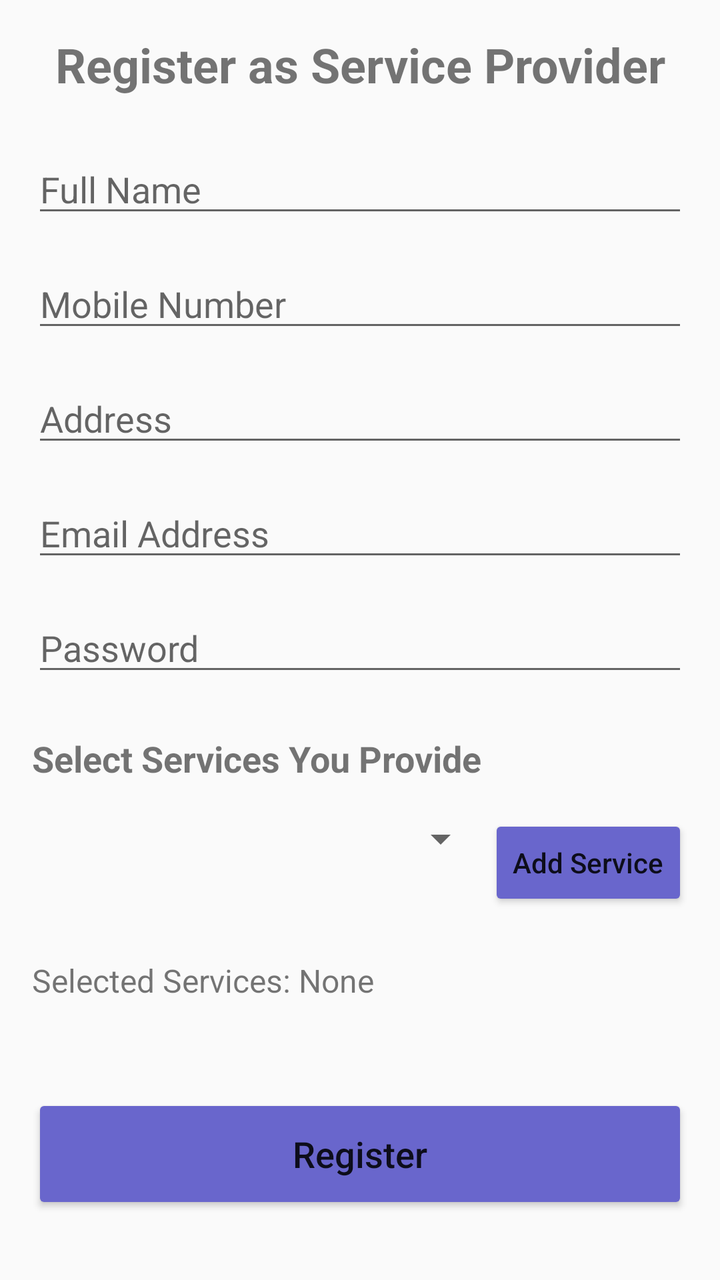
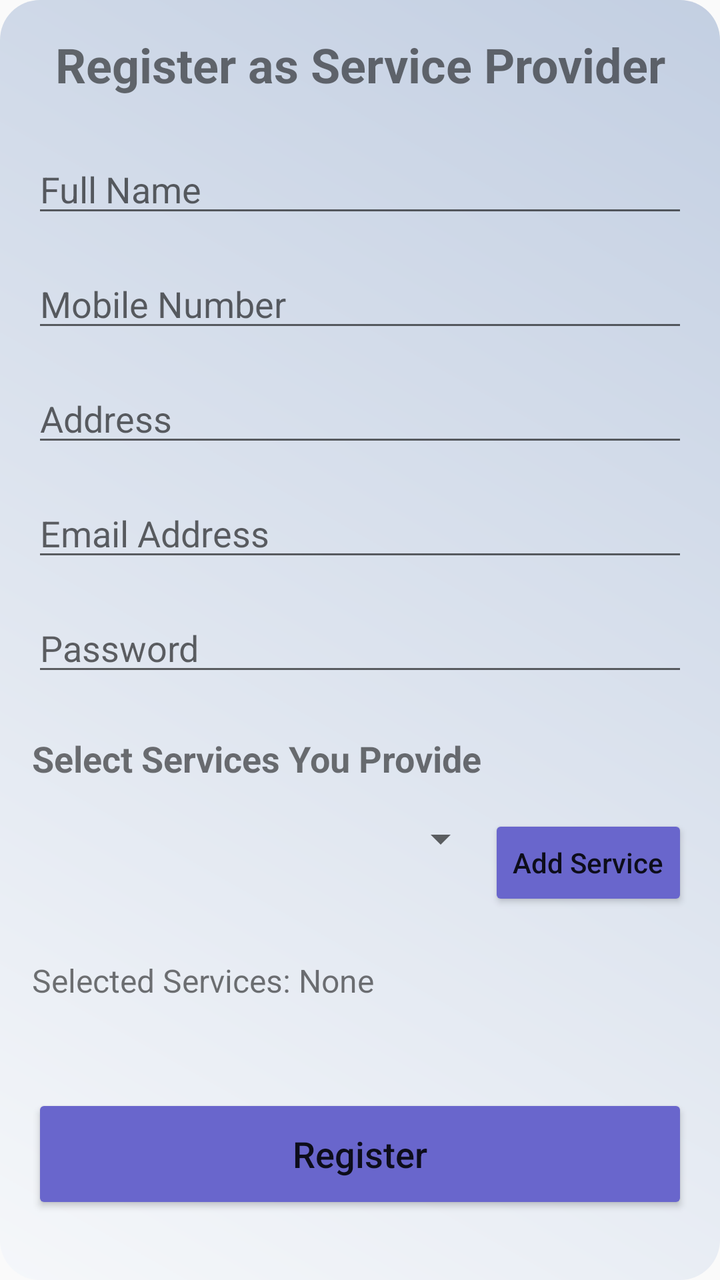

Two renders of the same Android screen: before a commit and after it. Below are the layout's source before the change and the commit's diff.
<!-- AndroidManifest.xml: application theme AppTheme -->
<!-- res/layout/activity_registration.xml -->
<?xml version="1.0" encoding="utf-8"?>
<ScrollView xmlns:android="http://schemas.android.com/apk/res/android"
    xmlns:app="http://schemas.android.com/apk/res-auto"
    xmlns:tools="http://schemas.android.com/tools"
    android:layout_width="match_parent"
    android:layout_height="match_parent"
    tools:context=".RegistrationActivity">

    <LinearLayout
        android:layout_width="match_parent"
        android:layout_height="wrap_content"
        android:orientation="vertical"
        android:padding="16dp">

        <TextView
            android:id="@+id/textViewUserType"
            android:layout_width="match_parent"
            android:layout_height="wrap_content"
            android:gravity="center"
            android:text="Register as Service Provider"
            android:textSize="24sp"
            android:textStyle="bold"
            android:layout_marginBottom="24dp" />

        <EditText
            android:id="@+id/editTextName"
            android:layout_width="match_parent"
            android:layout_height="wrap_content"
            android:layout_marginBottom="16dp"
            android:hint="Full Name"
            android:inputType="textPersonName" />

        <EditText
            android:id="@+id/editTextMobile"
            android:layout_width="match_parent"
            android:layout_height="wrap_content"
            android:layout_marginBottom="16dp"
            android:hint="Mobile Number"
            android:inputType="phone" />

        <EditText
            android:id="@+id/editTextAddress"
            android:layout_width="match_parent"
            android:layout_height="wrap_content"
            android:layout_marginBottom="16dp"
            android:hint="Address"
            android:inputType="textPostalAddress" />

        <EditText
            android:id="@+id/editTextEmail"
            android:layout_width="match_parent"
            android:layout_height="wrap_content"
            android:layout_marginBottom="16dp"
            android:hint="Email Address"
            android:inputType="textEmailAddress" />

        <EditText
            android:id="@+id/editTextPassword"
            android:layout_width="match_parent"
            android:layout_height="wrap_content"
            android:layout_marginBottom="16dp"
            android:hint="Password"
            android:inputType="textPassword" />

        
        <LinearLayout
            android:id="@+id/servicesLayout"
            android:layout_width="match_parent"
            android:layout_height="wrap_content"
            android:orientation="vertical">

            <TextView
                android:layout_width="match_parent"
                android:layout_height="wrap_content"
                android:text="Select Services You Provide"
                android:textSize="18sp"
                android:textStyle="bold"
                android:layout_marginTop="8dp"
                android:layout_marginBottom="16dp" />

            <LinearLayout
                android:layout_width="match_parent"
                android:layout_height="wrap_content"
                android:orientation="horizontal"
                android:layout_marginBottom="16dp">

                <Spinner
                    android:id="@+id/spinnerServices"
                    android:layout_width="0dp"
                    android:layout_height="wrap_content"
                    android:layout_weight="1" />

                <Button
                    android:id="@+id/buttonAddService"
                    android:layout_width="wrap_content"
                    android:layout_height="wrap_content"
                    android:text="Add Service"
                    android:backgroundTint="@color/lavender"
                    android:textAllCaps="false" />
            </LinearLayout>

            <TextView
                android:id="@+id/textViewSelectedServices"
                android:layout_width="match_parent"
                android:layout_height="wrap_content"
                android:layout_marginTop="8dp"
                android:layout_marginBottom="16dp"
                android:text="Selected Services: None"
                android:textSize="16sp" />
        </LinearLayout>
        <Button
            android:id="@+id/registerButton"
            android:text="Register"
            android:textAllCaps="false"
            style="@style/ButtonStyle"/>

    </LinearLayout>
</ScrollView>
<!-- resources referenced by this layout -->
<resources>
  <color name="lavender">#6966CC</color>
  <style name="ButtonStyle">
          <item name="android:backgroundTint">@color/lavender</item>
          <item name="android:layout_marginTop">30dp</item>
          <item name="android:layout_width">match_parent</item>
          <item name="android:layout_height">60dp</item>
          <item name="android:textSize">18sp</item>
          <item name="cornerRadius">20dp</item>
      </style>
  <style name="AppTheme" parent="Theme.AppCompat.Light.NoActionBar">
          <item name="colorPrimary">@color/colorPrimary</item>
          <item name="colorPrimaryDark">@color/colorPrimaryDark</item>
          <item name="colorAccent">@color/colorAccent</item>
          
  
          <item name="colorSecondary">@color/teal_200</item>
          <item name="colorSecondaryVariant">@color/teal_700</item>
          <item name="colorOnSecondary">@color/black</item>
          
          <item name="android:statusBarColor">?attr/colorPrimaryVariant</item>
      </style>
  <color name="colorPrimary">#6200EE</color>
  <color name="colorPrimaryDark">#3700B3</color>
  <color name="colorAccent">#03DAC5</color>
  <color name="teal_200">#FF03DAC5</color>
  <color name="teal_700">#FF018786</color>
  <color name="black">#FF000000</color>
</resources>

<!-- the commit's change to res/layout/activity_registration.xml (unified diff, before → after) -->
@@ -4,6 +4,7 @@
     xmlns:tools="http://schemas.android.com/tools"
     android:layout_width="match_parent"
     android:layout_height="match_parent"
+    android:background="@drawable/card_background"
     tools:context=".RegistrationActivity">
 
     <LinearLayout
<!-- resource entries referenced after the edit -->
@@ -1,6 +1,15 @@
 <!-- resources referenced by this layout -->
 <resources>
   <color name="lavender">#6966CC</color>
+  <!-- drawable card_background (drawable) -->
+  <?xml version="1.0" encoding="utf-8"?>
+  <shape xmlns:android="http://schemas.android.com/apk/res/android">
+      <gradient
+          android:angle="45"
+          android:startColor="#F5F7FA"
+          android:endColor="#C3CFE2"/>
+      <corners android:radius="20dp"/>
+  </shape>
   <style name="ButtonStyle">
           <item name="android:backgroundTint">@color/lavender</item>
           <item name="android:layout_marginTop">30dp</item>
